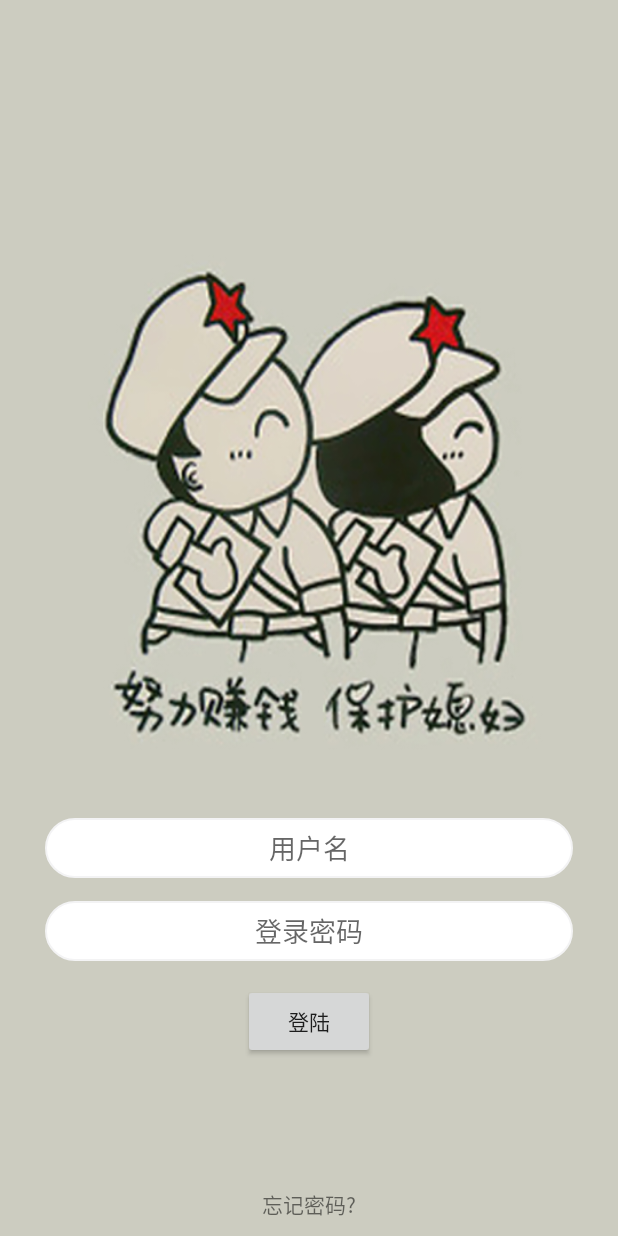
After one commit to 714273725/Experinence, an Android app: the LoginActivity screen opened directly, with no data from a screen before it, on a phone screen of 412 x 824 dp. The commit adds this screen. Run offline under Robolectric (Android 15) with nearby library versions, the phone set to English and light mode, and no system bars; our stand-ins replace ButterKnife; libraries missing offline, so code that uses them is left out: com.alibaba.fastjson.

Commit message:
新增登录

```diff
--- a/app/build.gradle
+++ b/app/build.gradle
@@ -32,7 +32,7 @@ buildscript {
 }
 
 dependencies {
-    compile fileTree(dir: 'libs', include: ['*.jar'])
+    compile fileTree(include: ['*.jar'], dir: 'libs')
     testCompile 'junit:junit:4.12'
     compile 'com.android.support:design:24+'
     compile 'com.android.support:appcompat-v7:24+'
@@ -57,4 +57,6 @@ dependencies {
     apt 'com.jakewharton:butterknife-compiler:8.1.0'
     compile project(':CircularFloatingActionMenu')
     compile project(':gglibrary')
+    compile 'com.squareup.okhttp3:okhttp:3.4.1'
+    compile 'com.alibaba:fastjson:1.1.52.android'
 }
--- a/app/src/main/java/com/jack/myexperience/MyApplication.java
+++ b/app/src/main/java/com/jack/myexperience/MyApplication.java
@@ -10,6 +10,8 @@ import com.jack.myexperience.model.MyThreadPool;
 
 import java.util.LinkedList;
 import java.util.List;
+
+import ye.jian.ge.BaseContext;
 
 /**
  * Created by Administrator on 2016/2/23 0023.
@@ -50,6 +52,7 @@ public class MyApplication extends Application {
     public void onCreate() {
         super.onCreate();
         myApplication=this;
+        BaseContext.initialize(this);
     }
     public static Activity getTargetActivity(Class<? extends Activity> target){
         Activity targetActivity=null;
--- /dev/null
+++ b/app/src/main/java/com/jack/myexperience/base/BaseActivity.java
@@ -0,0 +1,43 @@
+package com.jack.myexperience.base;
+
+import android.app.Activity;
+import android.content.Intent;
+import android.os.Bundle;
+import android.support.annotation.Nullable;
+import android.support.v7.app.AppCompatActivity;
+
+import ye.jian.ge.annotationHelper.StatueBinder;
+
+/**
+ * Created by gege on 2016/8/13.
+ */
+public abstract class BaseActivity extends AppCompatActivity {
+    @Override
+    protected void onCreate(@Nullable Bundle savedInstanceState) {
+        super.onCreate(savedInstanceState);
+        initCreate(savedInstanceState);
+    }
+
+    public abstract void initCreate(Bundle savedInstanceState);
+
+    @Override
+    protected void onSaveInstanceState(Bundle outState) {
+        StatueBinder.saveStatue(this, outState);
+        super.onSaveInstanceState(outState);
+    }
+
+    @Override
+    protected void onRestoreInstanceState(Bundle savedInstanceState) {
+        super.onRestoreInstanceState(savedInstanceState);
+        StatueBinder.bindStatue(this, savedInstanceState);
+    }
+    public BaseActivity getThis(){
+        return this;
+    }
+    public void forward(Class<? extends Activity> clz) {
+        if (null != clz) {
+            Intent intent = new Intent(this, clz);
+            startActivity(intent);
+        }
+    }
+}
--- a/app/src/main/java/com/jack/myexperience/ui/activity/MainActivity.java
+++ b/app/src/main/java/com/jack/myexperience/ui/activity/MainActivity.java
@@ -40,7 +40,7 @@ public class MainActivity extends Activity implements View.OnClickListener {
     CircleMenuLayout mCirclMenu;
 
     {
-        Toast.makeText(MyApplication.getInstance(), "匿名代码块", Toast.LENGTH_LONG).show();
+        Toast.makeText(MyApplication.getInstance(), "匿名代码块-登录成功", Toast.LENGTH_LONG).show();
 
     }
 
--- /dev/null
+++ b/app/src/main/res/drawable/login_edit_background.xml
@@ -0,0 +1,7 @@
+<?xml version="1.0" encoding="utf-8"?>
+<shape xmlns:android="http://schemas.android.com/apk/res/android"
+    android:shape="rectangle">
+    <corners android:radius="20dp"></corners>
+    <solid android:color="@android:color/white"></solid>
+    <stroke android:width="1dp" android:color="@color/grey_divider"></stroke>
+</shape>
--- /dev/null
+++ b/app/src/main/res/layout/login_activity.xml
@@ -0,0 +1,57 @@
+<?xml version="1.0" encoding="utf-8"?>
+<LinearLayout xmlns:android="http://schemas.android.com/apk/res/android"
+    android:layout_width="match_parent"
+    android:layout_height="match_parent"
+    android:background="@mipmap/login"
+    android:orientation="vertical">
+
+    <LinearLayout
+        android:layout_width="match_parent"
+        android:layout_height="0dp"
+        android:layout_weight="4"></LinearLayout>
+
+    <LinearLayout
+        android:layout_width="match_parent"
+        android:layout_height="0dp"
+        android:layout_weight="2"
+        android:orientation="vertical">
+
+        <EditText
+            android:id="@+id/et_user_name"
+            android:hint="@string/user_name"
+            android:gravity="center"
+            android:background="@drawable/login_edit_background"
+            android:layout_marginTop="@dimen/dim_20"
+            android:layout_width="match_parent"
+            android:digits="@string/user_name_litmit"
+            android:layout_height="@dimen/dim_40"
+            android:layout_marginLeft="@dimen/dim_30"
+            android:layout_marginRight="@dimen/dim_30" />
+
+        <EditText
+            android:id="@+id/et_user_password"
+            android:hint="@string/password"
+            android:gravity="center"
+            android:layout_marginTop="15dp"
+            android:background="@drawable/login_edit_background"
+            android:layout_width="match_parent"
+            android:inputType="textPassword"
+            android:layout_height="@dimen/dim_40"
+            android:layout_marginLeft="@dimen/dim_30"
+            android:layout_marginRight="@dimen/dim_30" />
+        <Button
+            android:id="@+id/btn_login"
+            android:layout_marginTop="15dp"
+            android:text="@string/login"
+            android:layout_gravity="center_horizontal"
+            android:layout_width="wrap_content"
+            android:layout_height="@dimen/login_button" />
+    </LinearLayout>
+    <TextView
+        android:gravity="center"
+        android:layout_gravity="center_horizontal"
+        android:text="@string/forget_password"
+        android:layout_width="wrap_content"
+        android:layout_height="@dimen/dim_30"
+        android:layout_marginBottom="@dimen/forget_password_margin"/>
+</LinearLayout>
--- a/app/src/main/res/values/dimens.xml
+++ b/app/src/main/res/values/dimens.xml
@@ -2,4 +2,9 @@
     <!-- Default screen margins, per the Android Design guidelines. -->
     <dimen name="activity_horizontal_margin">16dp</dimen>
     <dimen name="activity_vertical_margin">16dp</dimen>
+    <dimen name="forget_password_margin">6dp</dimen>
+    <dimen name="login_button">50dp</dimen>
+    <dimen name="dim_20">20dp</dimen>
+    <dimen name="dim_40">40dp</dimen>
+    <dimen name="dim_30">30dp</dimen>
 </resources>
--- a/app/src/main/res/values/strings.xml
+++ b/app/src/main/res/values/strings.xml
@@ -1,5 +1,5 @@
 <resources>
-    <string name="app_name">MyExperience</string>
+    <string name="app_name">葛葛</string>
     <string-array name="function_list">
         <item>可设置背景透明度Activity</item>
         <item>依赖注入</item>
@@ -41,4 +41,10 @@
         <item>功能38</item>
         <item>功能39</item>
     </string-array>
+
+    <string name="login">登陆</string>
+    <string name="forget_password">忘记密码?</string>
+    <string name="user_name">用户名</string>
+    <string name="password">登录密码</string>
+    <string name="user_name_litmit">0123456789abcdefghigklmnopqrstuvwxyzABCDEFGHIJKLNMOPQRSTUVWXYZ</string>
 </resources>
```
Also changed, not shown: app/src/main/AndroidManifest.xml (+17 -13 lines), app/src/main/java/com/jack/myexperience/ui/activity/LoginActivity.java (added, +94 -0 lines), app/src/main/java/com/jack/myexperience/ui/activity/MenuActivity.java (+4 -4 lines), app/src/main/java/com/jack/myexperience/ui/activity/WelComeActivity.java (added, +30 -0 lines), app/src/main/res/layout/activity_welcome.xml (added, +11 -0 lines), app/src/main/res/mipmap-xhdpi/app_icon.png (added), app/src/main/res/mipmap-xhdpi/login.jpg (added), app/src/main/res/mipmap-xhdpi/welcome.jpg (added), 1 other file.
